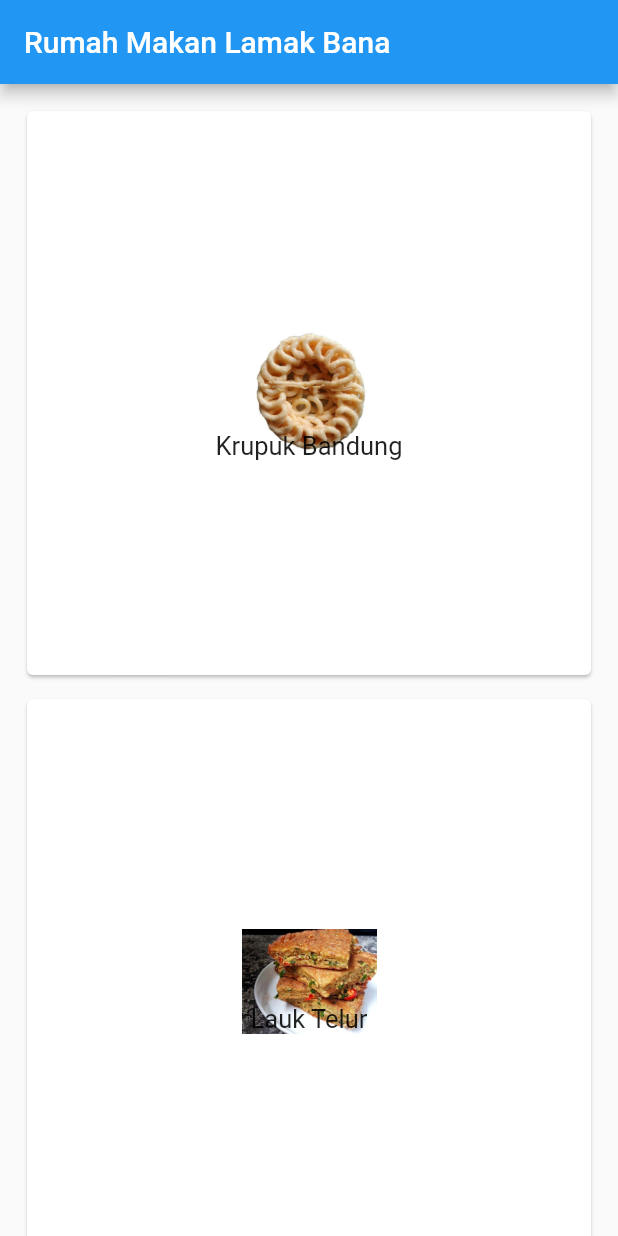
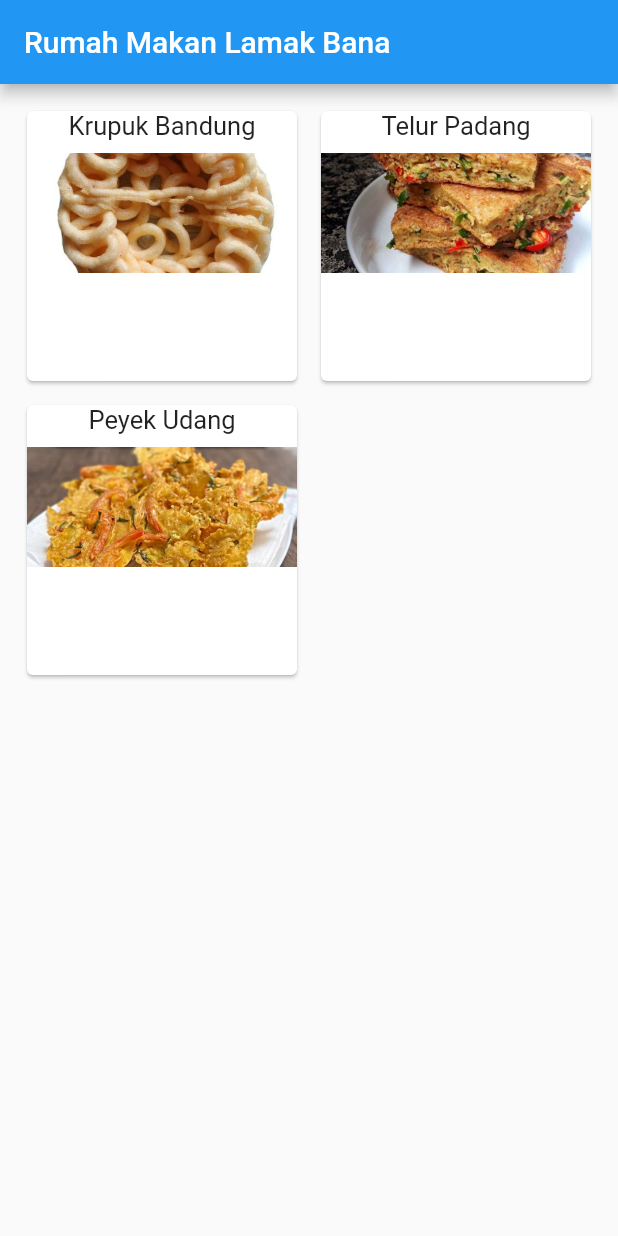
Before and after one commit to wb-aja/selection-menu, a Flutter app: the Snack screen opened directly, on a phone screen of 412 x 824 dp. Run offline on Flutter 3.47's test engine with Material 2 defaults, Android fonts, the phone set to English and light mode, and no system bars; our stand-ins replace hive, hive_flutter, splashscreen; accounts and stored records are empty.

```diff
--- a/lib/minuman.dart
+++ b/lib/minuman.dart
@@ -24,7 +24,7 @@ class Minuman extends StatelessWidget {
                     SizedBox(height: 8),
                     Ink.image(
                       image: AssetImage('assets/images/minuman/minum_aqua.jpg'),
-                      height: 100,
+                      height: 85,
                       fit: BoxFit.cover,
                     ),
                   ],
@@ -44,7 +44,7 @@ class Minuman extends StatelessWidget {
                     SizedBox(height: 8),
                     Ink.image(
                       image: AssetImage('assets/images/minuman/minum_es_teh.jpg'),
-                      height: 100,
+                      height: 85,
                       fit: BoxFit.cover,
                     ),
                   ],
@@ -64,7 +64,7 @@ class Minuman extends StatelessWidget {
                     SizedBox(height: 8),
                     Ink.image(
                       image: AssetImage('assets/images/minuman/minum_teh_tawar.jpg'),
-                      height: 100,
+                      height: 85,
                       fit: BoxFit.cover,
                     ),
                   ],
@@ -84,7 +84,7 @@ class Minuman extends StatelessWidget {
                     SizedBox(height: 8),
                     Ink.image(
                       image: AssetImage('assets/images/minuman/minum_es_jeruk.jpg'),
-                      height: 100,
+                      height: 85,
                       fit: BoxFit.cover,
                     ),
                   ],
--- a/lib/snack.dart
+++ b/lib/snack.dart
@@ -10,7 +10,7 @@ class Snack extends StatelessWidget {
       ),
       body: GridView.count(
         padding: const EdgeInsets.all(10),
-        crossAxisCount: 1,
+        crossAxisCount: 2,
         children: <Widget>[
           Card(
             margin: const EdgeInsets.all(8),
@@ -18,17 +18,15 @@ class Snack extends StatelessWidget {
               onTap: () {},
               splashColor: Colors.blue,
               child: Center(
-                child: Stack(
-                  alignment: Alignment.bottomCenter,
+                child: Column(
                   children: [
+                    Text("Krupuk Bandung", style: TextStyle(fontSize: 17.0)),
+                    SizedBox(height: 8),
                     Ink.image(
                       image: AssetImage('assets/images/snack/krupuk_bandung.jpg'),
-                      height: 90,
-                      width: 90,
+                      height: 80,
                       fit: BoxFit.cover,
                     ),
-                    SizedBox(height: 8),
-                    Text("Krupuk Bandung", style: TextStyle(fontSize: 17.0)),
                   ],
                 ),
               ),
@@ -40,17 +38,15 @@ class Snack extends StatelessWidget {
               onTap: () {},
               splashColor: Colors.blue,
               child: Center(
-                child: Stack(
-                  alignment: Alignment.bottomCenter,
+                child: Column(
                   children: [
+                    Text("Telur Padang", style: TextStyle(fontSize: 17.0)),
+                    SizedBox(height: 8),
                     Ink.image(
                       image: AssetImage('assets/images/snack/lauk_telur_dadar.jpg'),
-                      height: 70,
-                      width: 90,
+                      height: 80,
                       fit: BoxFit.cover,
                     ),
-                    SizedBox(height: 8),
-                    Text("Lauk Telur", style: TextStyle(fontSize: 17.0)),
                   ],
                 ),
               ),
@@ -62,17 +58,15 @@ class Snack extends StatelessWidget {
               onTap: () {},
               splashColor: Colors.blue,
               child: Center(
-                child: Stack(
-                  alignment: Alignment.bottomCenter,
+                child: Column(
                   children: [
+                    Text("Peyek Udang", style: TextStyle(fontSize: 17.0)),
+                    SizedBox(height: 8),
                     Ink.image(
                       image: AssetImage('assets/images/snack/peyek_udang.jpg'),
-                      height: 90,
-                      width: 90,
+                      height: 80,
                       fit: BoxFit.cover,
                     ),
-                    SizedBox(height: 8),
-                    Text("Peyek Udang", style: TextStyle(fontSize: 17.0)),
                   ],
                 ),
               ),
```
Also changed, not shown: 1 other file.
